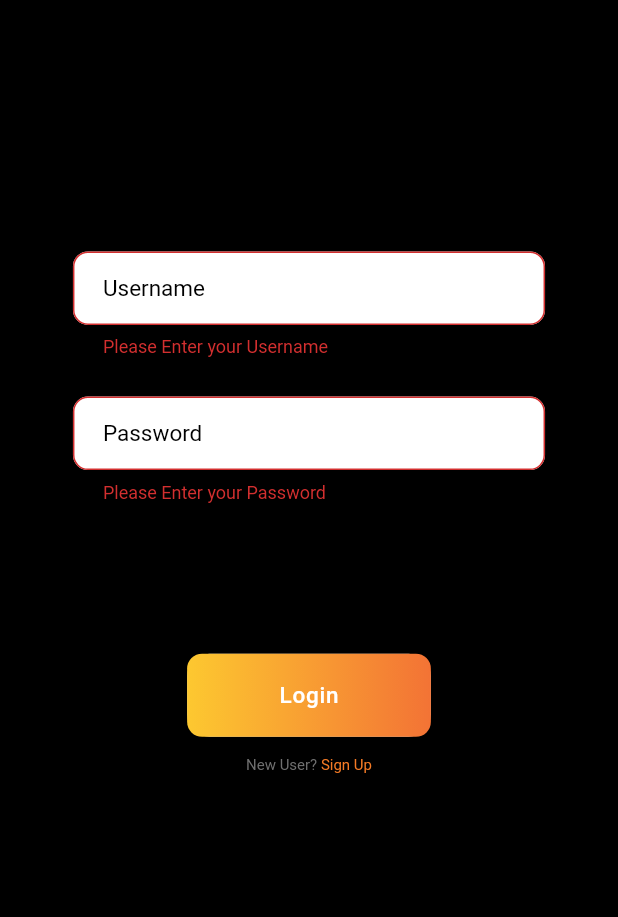
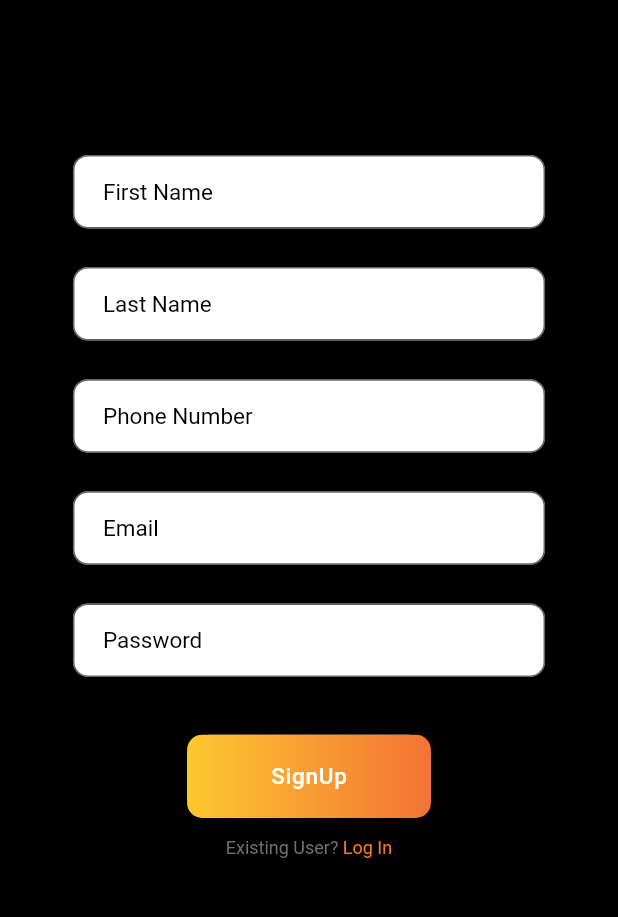
Before and after one commit to GDSC-KIIT/Rahat-App, a Flutter app: the SignInScreen screen opened directly, after a tap on "Login", after a tap on "New User?", on a phone screen of 412 x 824 dp, the part 241-1158 px from its top. Run offline on Flutter 3.47's test engine with Material 2 defaults, Android fonts, the phone set to English and light mode, and no system bars; our stand-ins replace flutter_svg, geolocator, shared_preferences; missing offline and left inert: share_extend; accounts and stored records are empty; project files that could hold a hidden picture were left out.

Commit message:
Bug Fix Signup done

```diff
--- a/lib/models/User.dart
+++ b/lib/models/User.dart
@@ -1,14 +1,19 @@
+// To parse this JSON data, do
+//
+//     final person = personFromJson(jsonString);
+
 import 'dart:convert';
 
-User userFromJson(String str) => User.fromJson(json.decode(str));
+List<User> personFromJson(String str) => List<User>.from(json.decode(str).map((x) => User.fromJson(x)));
 
-String userToJson(User data) => json.encode(data.toJson());
+String personToJson(List<User> data) => json.encode(List<dynamic>.from(data.map((x) => x.toJson())));
 
 class User {
     User({
         this.id,
         this.name,
         this.lastName,
+        this.phone,
         this.email,
         this.v,
     });
@@ -16,6 +21,7 @@ class User {
     String id;
     String name;
     String lastName;
+    String phone;
     String email;
     int v;
 
@@ -23,6 +29,7 @@ class User {
         id: json["_id"],
         name: json["name"],
         lastName: json["lastName"],
+        phone: json["phone"],
         email: json["email"],
         v: json["__v"],
     );
@@ -31,6 +38,7 @@ class User {
         "_id": id,
         "name": name,
         "lastName": lastName,
+        "phone": phone,
         "email": email,
         "__v": v,
     };
--- a/lib/views/signinScreen.dart
+++ b/lib/views/signinScreen.dart
@@ -2,6 +2,7 @@ import 'package:flutter/material.dart';
 import 'package:rahat/common/ui_constants.dart';
 import 'package:rahat/services/authService.dart';
 import 'package:rahat/views/homeScreen.dart';
+import 'package:rahat/views/signupScreen.dart';
 
 class SignInScreen extends StatefulWidget {
   @override
@@ -101,8 +102,8 @@ class _SignInScreenState extends State<SignInScreen> {
                       key: formkey,
                       child: Column(
                         children: [
-                          _input("Please Enter your Username", false,
-                              "Username", 'Username', (value) {
+                          _input("Please Enter your Email", false,
+                              "Email", 'Email', (value) {
                             _email = value;
                           }),
                           SizedBox(
@@ -151,7 +152,13 @@ class _SignInScreenState extends State<SignInScreen> {
                           SizedBox(
                               height: UIConstants.fitToHeight(10, context)),
                           GestureDetector(
-                              onTap: () {},
+                              onTap: () {
+                                Navigator.of(context).pushReplacement(
+                                    MaterialPageRoute(
+                                        builder: (BuildContext context) {
+                                  return SignUpScreen();
+                                }));
+                              },
                               child: Row(
                                 mainAxisAlignment: MainAxisAlignment.center,
                                 crossAxisAlignment: CrossAxisAlignment.center,
@@ -159,15 +166,15 @@ class _SignInScreenState extends State<SignInScreen> {
                                   Text(
                                     'New User? ',
                                     style: TextStyle(
-                                        fontSize: 10, color: Color(0xff707070)),
+                                        fontSize: 12, color: Color(0xff707070)),
                                   ),
                                   Text(
                                     'Sign Up',
                                     style: TextStyle(
-                                        fontSize: 10, color: Color(0xffF47A25)),
+                                        fontSize: 12, color: Color(0xffF47A25)),
                                   ),
                                 ],
-                              )),
+                              ))
                         ],
                       )),
                 ),
--- /dev/null
+++ b/lib/views/signupScreen.dart
@@ -0,0 +1,215 @@
+import 'dart:convert';
+
+import 'package:flutter/material.dart';
+import 'package:rahat/common/ui_constants.dart';
+import 'package:rahat/services/authService.dart';
+import 'package:rahat/views/homeScreen.dart';
+import 'package:rahat/views/signinScreen.dart';
+
+class SignUpScreen extends StatefulWidget {
+  @override
+  _SignUpScreenState createState() => _SignUpScreenState();
+}
+
+class _SignUpScreenState extends State<SignUpScreen> {
+  final formkey = new GlobalKey<FormState>();
+  final scaffkey = new GlobalKey<ScaffoldState>();
+
+  String _name;
+  String _lastName;
+  String _email;
+  String _password;
+  String _phone;
+  bool _loggingIn = false;
+
+  checkFields() {
+    final form = formkey.currentState;
+    if (form.validate()) {
+      form.save();
+      return true;
+    }
+    setState(() {
+      _loggingIn = false;
+    });
+    return false;
+  }
+
+  signup() async {
+    setState(() {
+      _loggingIn = true;
+    });
+    if (checkFields()) {
+      var payload = json.encode({
+        'name': _name,
+        'lastName': _lastName,
+        'phone': _phone,
+        'email': _email,
+        'password': _password
+      });
+      bool authenticated = await AuthService.signUp(payload);
+      if (authenticated) {
+        var user = await AuthService.getSavedAuth();
+        print(user['token']);
+        Navigator.of(context).pushAndRemoveUntil(
+            MaterialPageRoute(builder: (BuildContext context) {
+          return HomeScreen();
+        }), (Route<dynamic> route) => false);
+      } else {
+        setState(() {
+          _loggingIn = false;
+        });
+        scaffkey.currentState.showSnackBar(new SnackBar(
+          content: new Text("Authentication failure !! Please retry."),
+        ));
+      }
+    }
+  }
+
+  Widget _input(String validation, bool, String label, String hint, save) {
+    return new TextFormField(
+      decoration: InputDecoration(
+        filled: true,
+        fillColor: Colors.white,
+        hintText: hint,
+        hintStyle: TextStyle(fontSize: 15.0, color: Colors.black),
+        contentPadding: EdgeInsets.fromLTRB(20.0, 10.0, 20.0, 20.0),
+        border: OutlineInputBorder(
+            borderSide: BorderSide(color: Colors.black),
+            borderRadius: BorderRadius.circular(10.0)),
+      ),
+      obscureText: bool,
+      validator: (value) => value.isEmpty ? validation : null,
+      onSaved: save,
+    );
+  }
+
+  @override
+  Widget build(BuildContext context) {
+    return Scaffold(
+      key: scaffkey,
+      body: SingleChildScrollView(
+        child: Container(
+          height: UIConstants.fitToHeight(640, context),
+          width: UIConstants.fitToHeight(360, context),
+          child: Column(
+            mainAxisAlignment: MainAxisAlignment.start,
+            crossAxisAlignment: CrossAxisAlignment.center,
+            children: [
+              SizedBox(height: UIConstants.fitToHeight(60, context)),
+              Image.asset(
+                UIConstants.logo,
+                height: UIConstants.fitToHeight(65, context),
+                width: UIConstants.fitToWidth(130, context),
+                fit: BoxFit.cover,
+              ),
+              SizedBox(height: UIConstants.fitToHeight(30, context)),
+              Container(
+                child: Padding(
+                  padding: EdgeInsets.only(
+                      top: UIConstants.fitToHeight(50, context),
+                      left: UIConstants.fitToWidth(42.5, context),
+                      right: UIConstants.fitToWidth(42.5, context)),
+                  child: Form(
+                    key: formkey,
+                    child: Column(
+                      mainAxisAlignment: MainAxisAlignment.center,
+                      crossAxisAlignment: CrossAxisAlignment.center,
+                      children: [
+                        _input("Please Enter your First Name", false,
+                            "First Name", 'First Name', (value) {
+                          _name = value;
+                        }),
+                        SizedBox(height: UIConstants.fitToHeight(20, context)),
+                        _input("Please Enter your Last Name", false,
+                            "Last Name", 'Last Name', (value) {
+                          _lastName = value;
+                        }),
+                        SizedBox(height: UIConstants.fitToHeight(20, context)),
+                        _input("Please Enter your Phone Number", false,
+                            "Phone Number", 'Phone Number', (value) {
+                          _phone = value;
+                        }),
+                        SizedBox(height: UIConstants.fitToHeight(20, context)),
+                        _input(
+                            "Please Enter your Email", false, "Email", 'Email',
+                            (value) {
+                          _email = value;
+                        }),
+                        SizedBox(height: UIConstants.fitToHeight(20, context)),
+                        _input("Please Enter your Password", true, "Password",
+                            'Password', (value) {
+                          _password = value;
+                        }),
+                        SizedBox(height: UIConstants.fitToHeight(30, context)),
+                        (!_loggingIn)
+                            ? RaisedButton(
+                                onPressed: () {
+                                  signup();
+                                },
+                                shape: RoundedRectangleBorder(
+                                  borderRadius: BorderRadius.circular(15.0),
+                                ),
+                                textColor: Colors.white,
+                                padding: EdgeInsets.all(0),
+                                child: Container(
+                                  alignment: Alignment.center,
+                                  height: UIConstants.fitToHeight(43, context),
+                                  width: UIConstants.fitToWidth(142, context),
+                                  decoration: BoxDecoration(
+                                    borderRadius: BorderRadius.circular(10.0),
+                                    gradient: LinearGradient(
+                                      colors: <Color>[
+                                        Color(0xffFDC830),
+                                        Color(0xffF37335)
+                                      ],
+                                    ),
+                                  ),
+                                  padding: const EdgeInsets.all(10.0),
+                                  child: const Text('SignUp',
+                                      style: TextStyle(
+                                          fontSize: 15, letterSpacing: 0.5)),
+                                ),
+                              )
+                            : Center(
+                                child: CircularProgressIndicator(
+                                    valueColor:
+                                        new AlwaysStoppedAnimation<Color>(
+                                            Color(0xffF37335))),
+                              ),
+                        SizedBox(height: UIConstants.fitToHeight(10, context)),
+                        GestureDetector(
+                            onTap: () {
+                              Navigator.of(context).pushReplacement(
+                                  MaterialPageRoute(
+                                      builder: (BuildContext context) {
+                                return SignInScreen();
+                              }));
+                            },
+                            child: Row(
+                              mainAxisAlignment: MainAxisAlignment.center,
+                              crossAxisAlignment: CrossAxisAlignment.center,
+                              children: [
+                                Text(
+                                  'Existing User? ',
+                                  style: TextStyle(
+                                      fontSize: 12, color: Color(0xff707070)),
+                                ),
+                                Text(
+                                  'Log In',
+                                  style: TextStyle(
+                                      fontSize: 12, color: Color(0xffF47A25)),
+                                ),
+                              ],
+                            ))
+                      ],
+                    ),
+                  ),
+                ),
+              )
+            ],
+          ),
+        ),
+      ),
+    );
+  }
+}
```
Also changed, not shown: lib/services/authService.dart (+22 -6 lines), lib/services/personService.dart (+5 -2 lines), lib/services/userService.dart (+18 -1 lines), lib/views/homeScreen.dart (+0 -7 lines), lib/views/profile/editPersonScreen.dart (added, +25 -0 lines), lib/views/profile/profileScreen.dart (+74 -35 lines), 35 other files.
